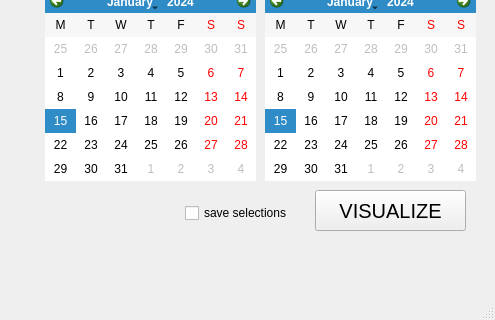
This is greenhouse_gas/mainwindow.ui in oliviakaroliina/greenhouse_gas as Qt 5 draws it before an edit; both pictures show x 305 to 800 and y 300 to 620 of the 800 by 620 pixel window. The edited form follows.
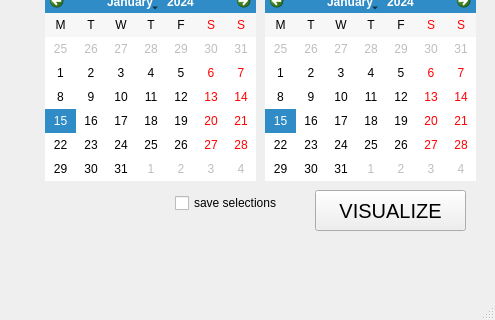
This is the edited form.

Commit message: save_selections tietojen tallennus, QStringejä const-muuttujiksi

Patch:
```diff
--- a/greenhouse_gas/mainwindow.ui
+++ b/greenhouse_gas/mainwindow.ui
@@ -345,10 +345,13 @@
     </property>
    </widget>
    <widget class="QCheckBox" name="saveSelectionsCheckBox">
+    <property name="enabled">
+     <bool>true</bool>
+    </property>
     <property name="geometry">
      <rect>
-      <x>490</x>
-      <y>500</y>
+      <x>480</x>
+      <y>490</y>
       <width>121</width>
       <height>26</height>
      </rect>
```
The commit also changes 2 other files.
